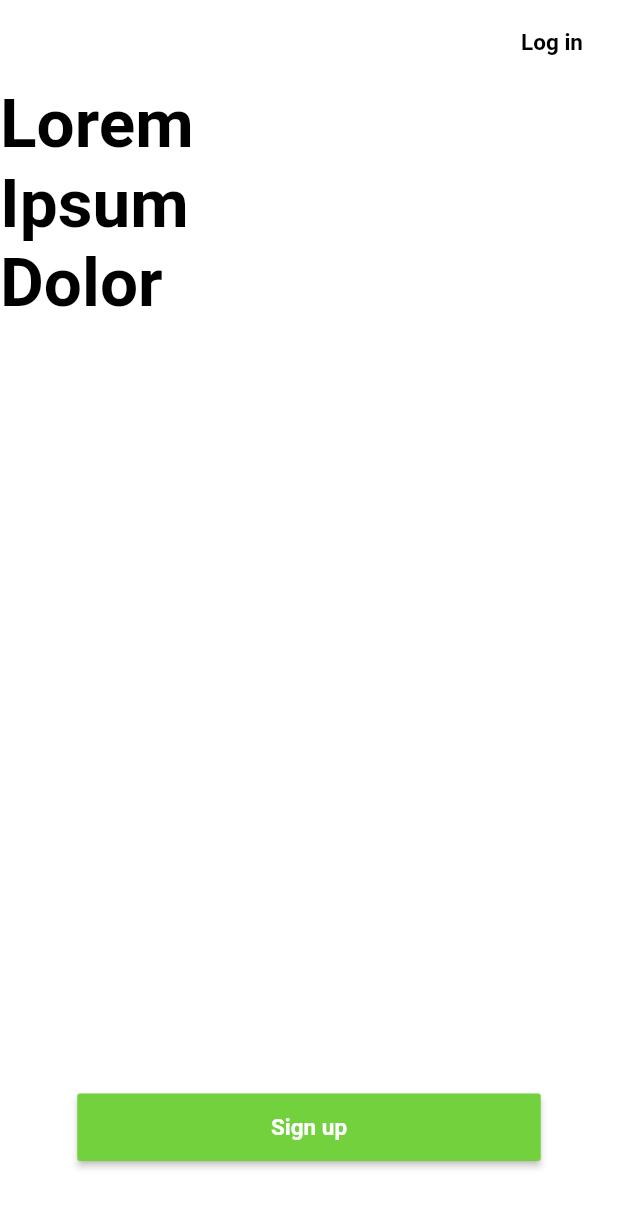
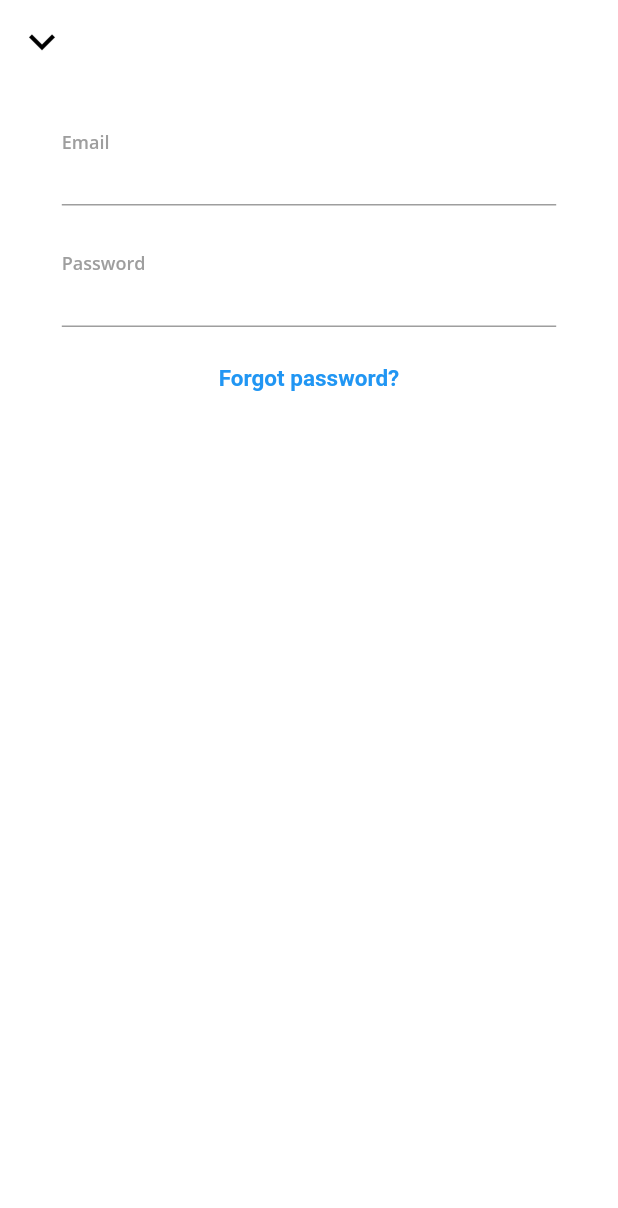
Before and after one commit to Dishin-app/Dishin, a Flutter app: the screen it shows after launch, after a tap on "Log in", on a phone screen of 412 x 824 dp. Shown: the top 1208 px of the screen. Run offline on Flutter 3.47's test engine with Material 2 defaults, Android fonts, the phone set to English and light mode, and no system bars; our stand-ins replace google_fonts.

Commit message:
Added sign up and login screens w/ logo  🧼

```diff
--- /dev/null
+++ b/lib/components/titles/text_field_title.dart
@@ -0,0 +1,14 @@
+import 'package:flutter/material.dart';
+import 'package:google_fonts/google_fonts.dart';
+
+Widget textFieldTitle({@required String title}) {
+  return Align(
+    alignment: Alignment.centerLeft,
+    child: Padding(
+      padding: EdgeInsets.only(top: 30.0),
+      child: Text(title,
+          style: GoogleFonts.openSans(
+              fontWeight: FontWeight.w600, fontSize: 12, color: Colors.grey)),
+    ),
+  );
+}
--- a/lib/screens/intro/landing.dart
+++ b/lib/screens/intro/landing.dart
@@ -1,5 +1,8 @@
+import 'package:dishinapp/screens/intro/login.dart';
+import 'package:dishinapp/screens/intro/sign_up.dart';
 import 'package:dishinapp/utils/colors.dart';
 import 'package:dishinapp/utils/device_size.dart';
+import 'package:dishinapp/utils/navigation.dart';
 import 'package:flutter/material.dart';
 import 'package:google_fonts/google_fonts.dart';
 
@@ -11,8 +14,12 @@ class Landing extends StatelessWidget {
         elevation: 0,
         actions: [
           FlatButton(
-            onPressed: () {},
+            onPressed: () {
+              Navigation()
+                  .segue(page: Login(), context: context, fullScreen: true);
+            },
             highlightColor: Colors.transparent,
+            splashColor: Colors.transparent,
             child: Text(
               'Log in',
               style: GoogleFonts.roboto(
@@ -27,33 +34,46 @@ class Landing extends StatelessWidget {
       body: Column(
         children: [
           Expanded(
+            child: Padding(
+              padding: EdgeInsets.only(
+                right: DeviceSize().getWidth(context) * 0.1,
+                left: DeviceSize().getWidth(context) * 0.1,
+              ),
               child: Container(
                 width: DeviceSize().getWidth(context),
                 child: Column(
                   crossAxisAlignment: CrossAxisAlignment.start,
                   children: [
+                    Container(
+                        height: 50,
+                        width: 50,
+                        child: Image.asset('images/dishin_logo.png')),
+                    Padding(
+                      padding: EdgeInsets.only(top: 20.0),
+                      child: Text(
+                        'Homecooked.',
+                        style: GoogleFonts.roboto(
+                            fontSize: 45,
+                            color: Colors.black,
+                            fontWeight: FontWeight.w700),
+                      ),
+                    ),
                     Text(
-                    'Lorem',
+                      'Delivered.',
                       style: GoogleFonts.roboto(
                           fontSize: 45,
                           color: Colors.black,
                           fontWeight: FontWeight.w700),
                     ),
                     Text(
-                    'Ipsum',
+                      'Dishin.',
                       style: GoogleFonts.roboto(
                           fontSize: 45,
-                        color: Colors.black,
-                        fontWeight: FontWeight.w700),
-                  ),
-                  Text(
-                    'Dolor',
-                    style: GoogleFonts.roboto(
-                        fontSize: 45,
-                        color: Colors.black,
+                          color: dishinMainGreen,
                           fontWeight: FontWeight.w700),
                     )
                   ],
+                ),
               ),
             ),
           ),
@@ -65,7 +85,10 @@ class Landing extends StatelessWidget {
                   width: DeviceSize().getWidth(context) * 0.75,
                   height: 45,
                   child: RaisedButton(
-                    onPressed: () {},
+                    onPressed: () {
+                      Navigation().segue(
+                          page: SignUp(), context: context, fullScreen: false);
+                    },
                     color: dishinMainGreen,
                     child: Text(
                       'Sign up',
--- /dev/null
+++ b/lib/screens/intro/login.dart
@@ -0,0 +1,94 @@
+import 'package:dishinapp/components/titles/text_field_title.dart';
+import 'package:dishinapp/utils/device_size.dart';
+import 'package:flutter/material.dart';
+import 'package:google_fonts/google_fonts.dart';
+
+class Login extends StatefulWidget {
+  @override
+  _LoginState createState() => _LoginState();
+}
+
+class _LoginState extends State<Login> {
+  @override
+  Widget build(BuildContext context) {
+    return Scaffold(
+      appBar: AppBar(
+        elevation: 0,
+        leading: IconButton(
+          icon: Icon(
+            Icons.keyboard_arrow_down,
+            color: Colors.black,
+            size: 35,
+          ),
+          onPressed: () {
+            Navigator.pop(context);
+          },
+        ),
+      ),
+      backgroundColor: Colors.white,
+      body: Padding(
+        padding: EdgeInsets.only(
+          right: DeviceSize().getWidth(context) * 0.1,
+          left: DeviceSize().getWidth(context) * 0.1,
+        ),
+        child: Column(
+          crossAxisAlignment: CrossAxisAlignment.center,
+          children: [
+            textFieldTitle(title: 'Email'),
+            TextField(
+              keyboardType: TextInputType.emailAddress,
+              textInputAction: TextInputAction.next,
+              onSubmitted: (value) {},
+              keyboardAppearance: Brightness.light,
+              style: GoogleFonts.openSans(
+                  fontWeight: FontWeight.w600, fontSize: 14),
+              decoration: InputDecoration(
+                isDense: true,
+                focusedBorder: new UnderlineInputBorder(
+                  borderSide: new BorderSide(color: Colors.blue, width: 2),
+                ),
+              ),
+            ),
+            textFieldTitle(title: 'Password'),
+            TextField(
+              keyboardType: TextInputType.visiblePassword,
+              textInputAction: TextInputAction.done,
+              style: GoogleFonts.openSans(
+                  fontWeight: FontWeight.w600, fontSize: 14),
+              cursorColor: Colors.blue,
+              keyboardAppearance: Brightness.light,
+              decoration: InputDecoration(
+                isDense: true,
+                focusedBorder: new UnderlineInputBorder(
+                  borderSide: new BorderSide(color: Colors.blue, width: 2),
+                ),
+              ),
+            ),
+            // Padding(
+            //   padding: const EdgeInsets.only(top: 30.0),
+            //   child: ExtendedFab(
+            //       title: 'Login',
+            //       color: raisedButtonBlue,
+            //       onPressed: () {},
+            //       isDark: true),
+            // ),
+            Padding(
+              padding: EdgeInsets.only(
+                top: 10,
+              ),
+              child: FlatButton(
+                  onPressed: () {},
+                  child: Text(
+                    'Forgot password?',
+                    style: GoogleFonts.roboto(
+                        fontWeight: FontWeight.w600,
+                        fontSize: 15,
+                        color: Colors.blue),
+                  )),
+            ),
+          ],
+        ),
+      ),
+    );
+  }
+}
--- /dev/null
+++ b/lib/screens/intro/sign_up.dart
@@ -0,0 +1,31 @@
+import 'package:flutter/material.dart';
+
+class SignUp extends StatefulWidget {
+  @override
+  _SignUpState createState() => _SignUpState();
+}
+
+class _SignUpState extends State<SignUp> {
+  @override
+  Widget build(BuildContext context) {
+    return Scaffold(
+      appBar: AppBar(
+        elevation: 0,
+        leading: IconButton(
+          icon: Icon(
+            Icons.keyboard_arrow_left,
+            color: Colors.black,
+            size: 35,
+          ),
+          onPressed: () {
+            Navigator.pop(context);
+          },
+        ),
+      ),
+      backgroundColor: Colors.white,
+      body: Column(
+        children: [],
+      ),
+    );
+  }
+}
--- a/pubspec.yaml
+++ b/pubspec.yaml
@@ -14,5 +14,8 @@ dependencies:
 dev_dependencies:
   flutter_test:
     sdk: flutter
+
 flutter:
   uses-material-design: true
+  assets:
+    - images/
```
Also changed, not shown: images/dishin_logo.png (added). Lines whose indentation alone changed are shown as unchanged.
